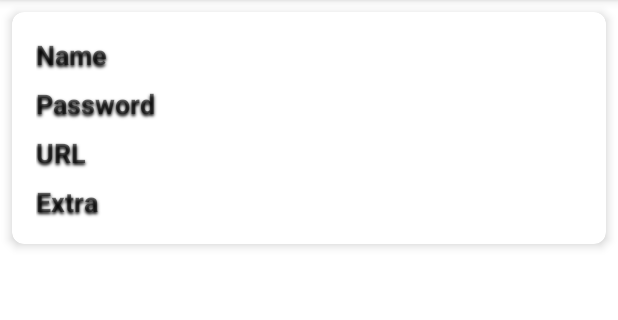
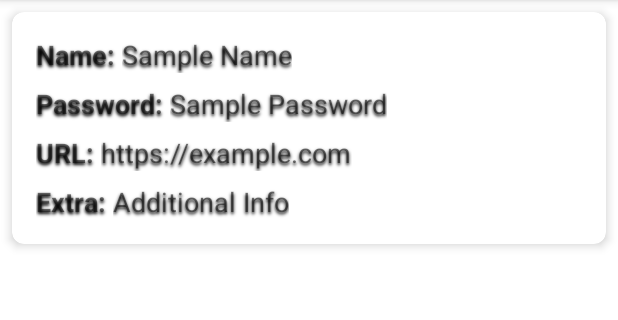
Before and after one commit to Ashfaqj5/PhraseVault, an Android app: the PhraseDetailsActivity screen opened directly, with no data from a screen before it, on a phone screen of 412 x 824 dp, the part 84-404 px from its top. Run offline under Robolectric (Android 15) with nearby library versions, the phone set to English and light mode, and no system bars; our stand-ins replace Room's generated code.

Commit message:
updated detail ui

```diff
--- a/app/src/main/res/layout/activity_phrase_details.xml
+++ b/app/src/main/res/layout/activity_phrase_details.xml
@@ -13,55 +13,120 @@
         android:orientation="vertical"
         android:padding="16dp">
 
-        <TextView
-            android:id="@+id/text_view_name"
+        <LinearLayout
             android:layout_width="match_parent"
             android:layout_height="wrap_content"
-            android:text="Name"
-            android:textSize="18sp"
-            android:textStyle="bold"
-            android:shadowColor="#000000"
-            android:shadowDx="0"
-            android:shadowDy="2"
-            android:shadowRadius="2"
-            android:layout_marginBottom="8dp" />
+            android:orientation="horizontal"
+            android:layout_marginBottom="8dp">
 
-        <TextView
-            android:id="@+id/text_view_password"
+            <TextView
+                android:layout_width="wrap_content"
+                android:layout_height="wrap_content"
+                android:text="Name: "
+                android:textSize="18sp"
+                android:textStyle="bold"
+                android:shadowColor="#000000"
+                android:shadowDx="0"
+                android:shadowDy="2"
+                android:shadowRadius="2" />
+
+            <TextView
+                android:id="@+id/text_view_name"
+                android:layout_width="wrap_content"
+                android:layout_height="wrap_content"
+                android:text="Sample Name"
+                android:textSize="18sp"
+                android:shadowColor="#000000"
+                android:shadowDx="0"
+                android:shadowDy="2"
+                android:shadowRadius="2" />
+        </LinearLayout>
+
+        <LinearLayout
             android:layout_width="match_parent"
             android:layout_height="wrap_content"
-            android:text="Password"
-            android:textSize="18sp"
-            android:textStyle="bold"
-            android:shadowColor="#000000"
-            android:shadowDx="0"
-            android:shadowDy="2"
-            android:shadowRadius="2"
-            android:layout_marginBottom="8dp" />
+            android:orientation="horizontal"
+            android:layout_marginBottom="8dp">
 
-        <TextView
-            android:id="@+id/text_view_url"
+            <TextView
+                android:layout_width="wrap_content"
+                android:layout_height="wrap_content"
+                android:text="Password: "
+                android:textSize="18sp"
+                android:textStyle="bold"
+                android:shadowColor="#000000"
+                android:shadowDx="0"
+                android:shadowDy="2"
+                android:shadowRadius="2" />
+
+            <TextView
+                android:id="@+id/text_view_password"
+                android:layout_width="wrap_content"
+                android:layout_height="wrap_content"
+                android:text="Sample Password"
+                android:textSize="18sp"
+                android:shadowColor="#000000"
+                android:shadowDx="0"
+                android:shadowDy="2"
+                android:shadowRadius="2" />
+        </LinearLayout>
+
+        <LinearLayout
             android:layout_width="match_parent"
             android:layout_height="wrap_content"
-            android:text="URL"
-            android:textSize="18sp"
-            android:textStyle="bold"
-            android:shadowColor="#000000"
-            android:shadowDx="0"
-            android:shadowDy="2"
-            android:shadowRadius="2"
-            android:layout_marginBottom="8dp" />
+            android:orientation="horizontal"
+            android:layout_marginBottom="8dp">
 
-        <TextView
-            android:id="@+id/text_view_extra"
+            <TextView
+                android:layout_width="wrap_content"
+                android:layout_height="wrap_content"
+                android:text="URL: "
+                android:textSize="18sp"
+                android:textStyle="bold"
+                android:shadowColor="#000000"
+                android:shadowDx="0"
+                android:shadowDy="2"
+                android:shadowRadius="2" />
+
+            <TextView
+                android:id="@+id/text_view_url"
+                android:layout_width="wrap_content"
+                android:layout_height="wrap_content"
+                android:text="https://example.com"
+                android:textSize="18sp"
+                android:shadowColor="#000000"
+                android:shadowDx="0"
+                android:shadowDy="2"
+                android:shadowRadius="2" />
+        </LinearLayout>
+
+        <LinearLayout
             android:layout_width="match_parent"
             android:layout_height="wrap_content"
-            android:text="Extra"
-            android:textSize="18sp"
-            android:textStyle="bold"
-            android:shadowColor="#000000"
-            android:shadowDx="0"
-            android:shadowDy="2"
-            android:shadowRadius="2" />
+            android:orientation="horizontal">
+
+            <TextView
+                android:layout_width="wrap_content"
+                android:layout_height="wrap_content"
+                android:text="Extra: "
+                android:textSize="18sp"
+                android:textStyle="bold"
+                android:shadowColor="#000000"
+                android:shadowDx="0"
+                android:shadowDy="2"
+                android:shadowRadius="2" />
+
+            <TextView
+                android:id="@+id/text_view_extra"
+                android:layout_width="wrap_content"
+                android:layout_height="wrap_content"
+                android:text="Additional Info"
+                android:textSize="18sp"
+                android:shadowColor="#000000"
+                android:shadowDx="0"
+                android:shadowDy="2"
+                android:shadowRadius="2" />
+        </LinearLayout>
+
     </LinearLayout>
 </androidx.cardview.widget.CardView>
```
